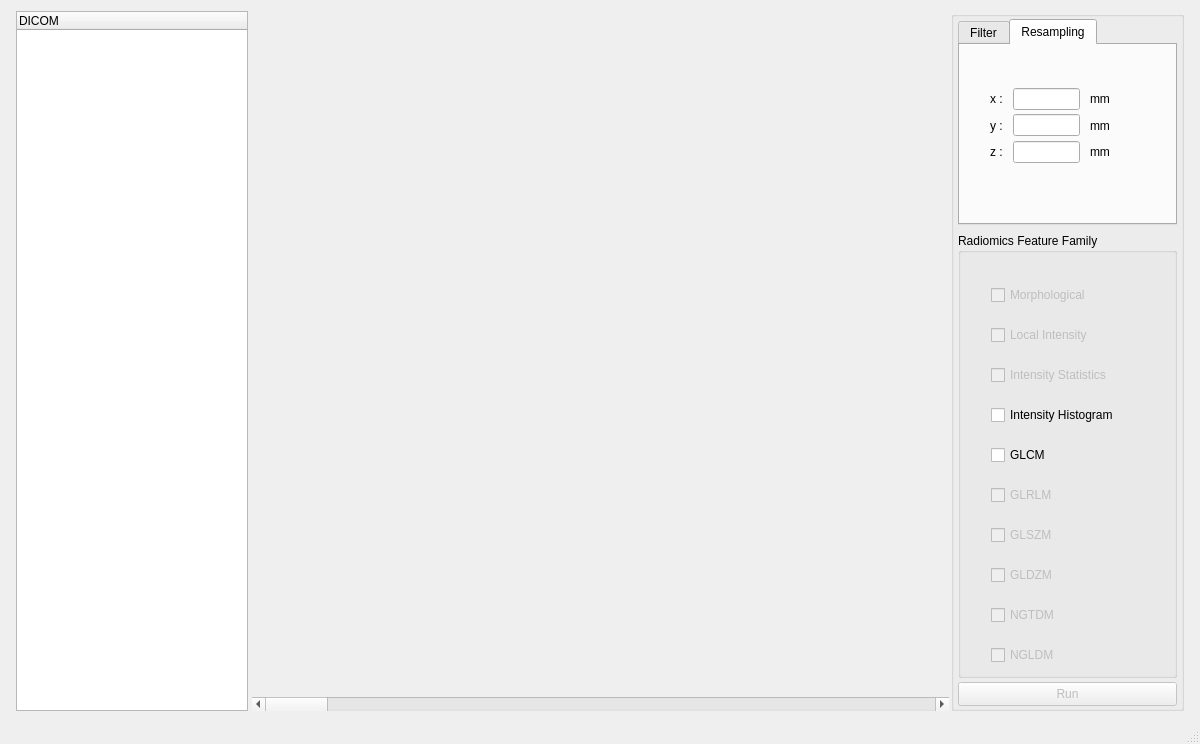
Old version of the form platform/platform.ui in the repository Jiwon-Hwang/Radiomics-Feature-Extraction.
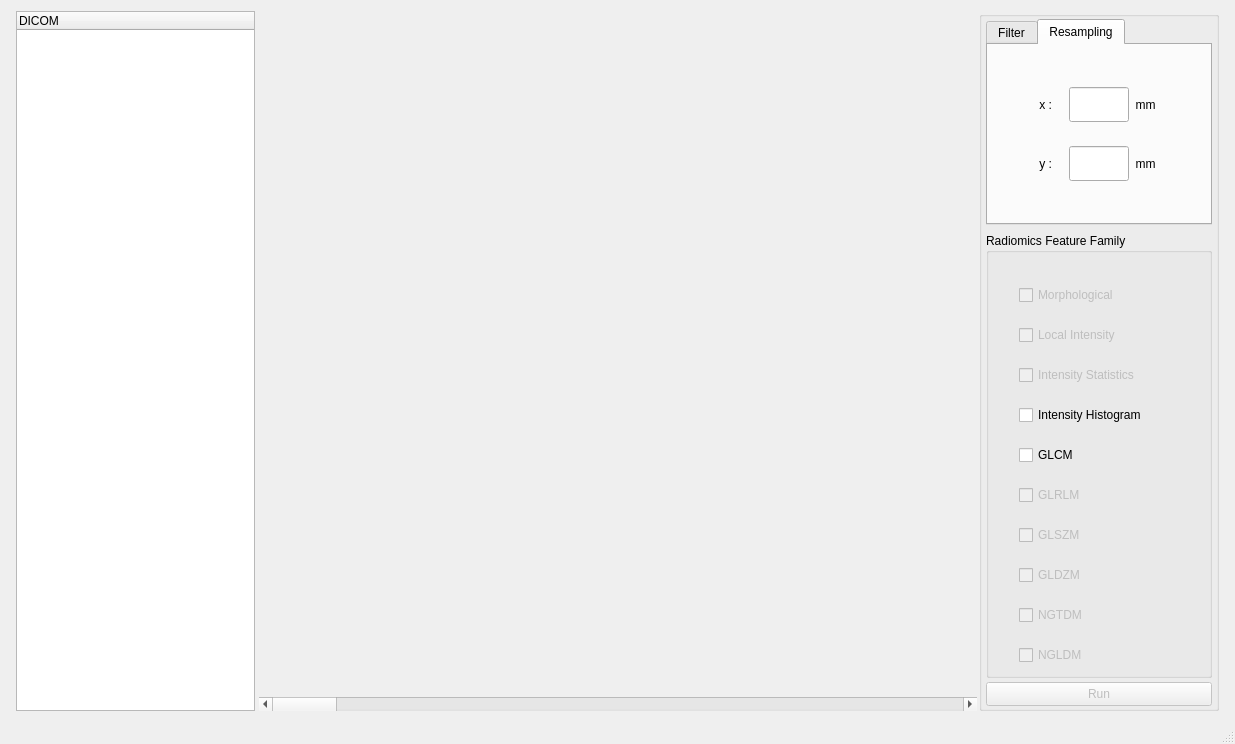
New version of the form. Icons and pictures are not drawn.

Commit message: add layout on tab widget, QLineEdit->setValidator(int)

Patch:
```diff
--- a/platform/platform.ui
+++ b/platform/platform.ui
@@ -6,7 +6,7 @@
    <rect>
     <x>0</x>
     <y>0</y>
-    <width>1200</width>
+    <width>1235</width>
     <height>720</height>
    </rect>
   </property>
@@ -261,84 +261,59 @@
               </layout>
              </widget>
              <widget class="QWidget" name="tabWidget_Resampling">
+              <property name="layoutDirection">
+               <enum>Qt::RightToLeft</enum>
+              </property>
               <attribute name="title">
                <string>Resampling</string>
               </attribute>
-              <widget class="QWidget" name="layoutWidget">
-               <property name="geometry">
-                <rect>
-                 <x>30</x>
-                 <y>30</y>
-                 <width>131</width>
-                 <height>101</height>
-                </rect>
-               </property>
-               <layout class="QVBoxLayout" name="verticalLayout_8">
+              <layout class="QVBoxLayout" name="verticalLayout_7">
                 <property name="spacing">
                  <number>0</number>
                 </property>
-                <property name="leftMargin">
-                 <number>0</number>
+               <property name="topMargin">
+                <number>30</number>
+               </property>
+               <property name="bottomMargin">
+                <number>30</number>
                 </property>
                 <item>
-                 <layout class="QHBoxLayout" name="horizontalLayout" stretch="0,0,0">
+                <layout class="QHBoxLayout" name="horizontalLayout" stretch="1,1,1">
                   <property name="spacing">
-                   <number>10</number>
+                  <number>0</number>
                   </property>
                   <property name="sizeConstraint">
-                   <enum>QLayout::SetFixedSize</enum>
-                  </property>
-                  <item>
-                   <widget class="QLabel" name="label">
-                    <property name="text">
-                     <string>x :</string>
-                    </property>
-                   </widget>
-                  </item>
-                  <item>
-                   <widget class="QLineEdit" name="lineEdit">
-                    <property name="sizePolicy">
-                     <sizepolicy hsizetype="Fixed" vsizetype="Fixed">
-                      <horstretch>0</horstretch>
-                      <verstretch>0</verstretch>
-                     </sizepolicy>
-                    </property>
-                    <property name="focusPolicy">
-                     <enum>Qt::ClickFocus</enum>
-                    </property>
-                    <property name="alignment">
-                     <set>Qt::AlignCenter</set>
-                    </property>
-                   </widget>
-                  </item>
+                  <enum>QLayout::SetDefaultConstraint</enum>
+                 </property>
+                 <property name="leftMargin">
+                  <number>10</number>
+                 </property>
+                 <property name="topMargin">
+                  <number>12</number>
+                 </property>
+                 <property name="rightMargin">
+                  <number>10</number>
+                 </property>
+                 <property name="bottomMargin">
+                  <number>12</number>
+                 </property>
                   <item>
                    <widget class="QLabel" name="label_2">
-                    <property name="text">
-                     <string>mm</string>
-                    </property>
-                   </widget>
-                  </item>
-                 </layout>
-                </item>
-                <item>
-                 <layout class="QHBoxLayout" name="horizontalLayout_2" stretch="0,0,0">
-                  <property name="spacing">
-                   <number>10</number>
-                  </property>
-                  <property name="sizeConstraint">
-                   <enum>QLayout::SetFixedSize</enum>
-                  </property>
-                  <item>
-                   <widget class="QLabel" name="label_3">
+                   <property name="layoutDirection">
+                    <enum>Qt::LeftToRight</enum>
+                   </property>
                     <property name="text">
-                     <string>y :</string>
-                    </property>
+                    <string>  mm</string>
+                   </property>
+                   <property name="alignment">
+                    <set>Qt::AlignLeading|Qt::AlignLeft|Qt::AlignVCenter</set>
+                   </property>
                    </widget>
                   </item>
                   <item>
-                   <widget class="QLineEdit" name="lineEdit_2">
+                  <widget class="QLineEdit" name="lineEdit_x">
                     <property name="sizePolicy">
-                     <sizepolicy hsizetype="Fixed" vsizetype="Fixed">
+                    <sizepolicy hsizetype="Preferred" vsizetype="Preferred">
                       <horstretch>0</horstretch>
                       <verstretch>0</verstretch>
                      </sizepolicy>
@@ -346,39 +321,69 @@
                     <property name="focusPolicy">
                      <enum>Qt::ClickFocus</enum>
                     </property>
+                   <property name="layoutDirection">
+                    <enum>Qt::LeftToRight</enum>
+                   </property>
+                   <property name="maxLength">
+                    <number>6</number>
+                   </property>
                     <property name="alignment">
                      <set>Qt::AlignCenter</set>
                     </property>
-                   </widget>
-                  </item>
+                   <property name="dragEnabled">
+                    <bool>true</bool>
+                   </property>
+                  </widget>
+                 </item>
+                 <item>
+                  <widget class="QLabel" name="label">
+                   <property name="text">
+                    <string>    x :</string>
+                   </property>
+                   <property name="alignment">
+                    <set>Qt::AlignCenter</set>
+                   </property>
+                  </widget>
+                 </item>
+                </layout>
+               </item>
+               <item>
+                <layout class="QHBoxLayout" name="horizontalLayout_2" stretch="1,1,1">
+                 <property name="spacing">
+                  <number>0</number>
+                 </property>
+                 <property name="sizeConstraint">
+                  <enum>QLayout::SetDefaultConstraint</enum>
+                 </property>
+                 <property name="leftMargin">
+                  <number>10</number>
+                 </property>
+                 <property name="topMargin">
+                  <number>12</number>
+                 </property>
+                 <property name="rightMargin">
+                  <number>10</number>
+                 </property>
+                 <property name="bottomMargin">
+                  <number>12</number>
+                 </property>
                   <item>
                    <widget class="QLabel" name="label_4">
-                    <property name="text">
-                     <string>mm</string>
-                    </property>
-                   </widget>
-                  </item>
-                 </layout>
-                </item>
-                <item>
-                 <layout class="QHBoxLayout" name="horizontalLayout_4" stretch="0,0,0">
-                  <property name="spacing">
-                   <number>10</number>
-                  </property>
-                  <property name="sizeConstraint">
-                   <enum>QLayout::SetFixedSize</enum>
-                  </property>
-                  <item>
-                   <widget class="QLabel" name="label_5">
+                   <property name="layoutDirection">
+                    <enum>Qt::LeftToRight</enum>
+                   </property>
                     <property name="text">
-                     <string>z :</string>
-                    </property>
+                    <string>  mm</string>
+                   </property>
+                   <property name="alignment">
+                    <set>Qt::AlignLeading|Qt::AlignLeft|Qt::AlignVCenter</set>
+                   </property>
                    </widget>
                   </item>
                   <item>
-                   <widget class="QLineEdit" name="lineEdit_3">
+                  <widget class="QLineEdit" name="lineEdit_y">
                     <property name="sizePolicy">
-                     <sizepolicy hsizetype="Fixed" vsizetype="Fixed">
+                    <sizepolicy hsizetype="Preferred" vsizetype="Preferred">
                       <horstretch>0</horstretch>
                       <verstretch>0</verstretch>
                      </sizepolicy>
@@ -386,22 +391,30 @@
                     <property name="focusPolicy">
                      <enum>Qt::ClickFocus</enum>
                     </property>
+                   <property name="layoutDirection">
+                    <enum>Qt::LeftToRight</enum>
+                   </property>
+                   <property name="maxLength">
+                    <number>6</number>
+                   </property>
                     <property name="alignment">
                      <set>Qt::AlignCenter</set>
                     </property>
                    </widget>
                   </item>
                   <item>
-                   <widget class="QLabel" name="label_6">
+                  <widget class="QLabel" name="label_3">
                     <property name="text">
-                     <string>mm</string>
-                    </property>
+                    <string>    y :</string>
+                   </property>
+                   <property name="alignment">
+                    <set>Qt::AlignCenter</set>
+                   </property>
                    </widget>
                   </item>
                  </layout>
                 </item>
                </layout>
-              </widget>
              </widget>
             </widget>
            </item>
```
Left out of the diff: 5 changed lines with no effect on the pictures. Lines whose indentation alone changed are shown as unchanged. The commit also changes 3 other files.
